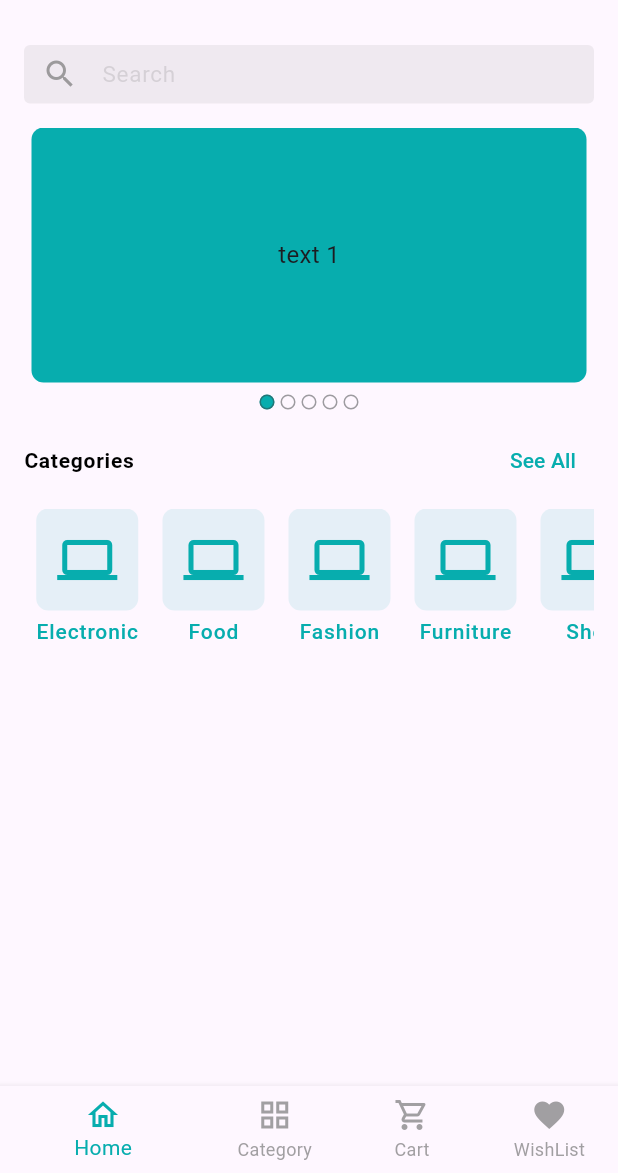
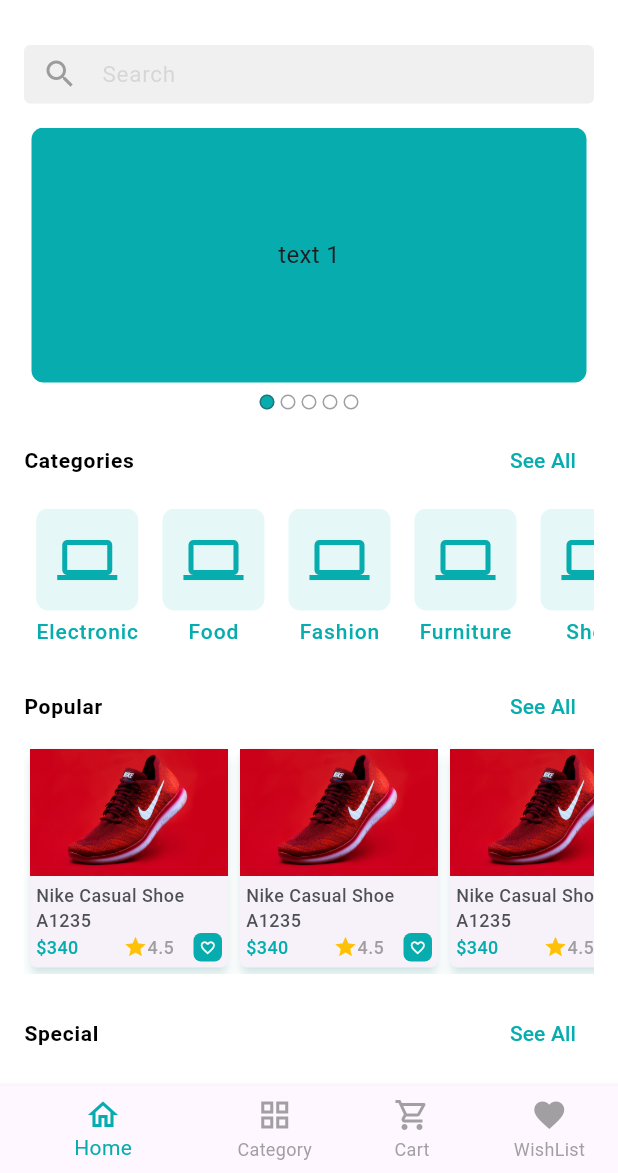
Before and after one commit to mst-zannathi-khatun/CraftyBay, a Flutter app: the screen it shows after launch, on a phone screen of 412 x 824 dp, the part 63-1236 px from its top. Run offline on Flutter 3.47's test engine with Material 3 defaults, Android fonts, the phone set to English and light mode, and no system bars; drawn by our look-alikes of carousel_slider; our stand-ins replace flutter_svg, get, pin_code_fields.

Commit message:
here we added product cart widget and getx bottom navigation bar controller

```diff
--- a/lib/main.dart
+++ b/lib/main.dart
@@ -1,9 +1,9 @@
+import 'package:craftybay/ui/state_managers/bottom_navigation_bar_controller.dart';
 import 'package:flutter/material.dart';
 import 'package:get/get.dart';
-
 import 'ui/screens/splash_screen.dart';
 
-void main(){
+void main() {
   runApp(const CraftyBay());
 }
 
@@ -12,9 +12,27 @@
 
   @override
   Widget build(BuildContext context) {
-    return const GetMaterialApp(
+    return GetMaterialApp(
+      initialBinding: GetXBindings(),
+
       debugShowCheckedModeBanner: false,
-      home: SplashScreen(),
+      home: const SplashScreen(),
+      //darkTheme: ,
+      theme: ThemeData(
+          scaffoldBackgroundColor: Colors.white,
+          appBarTheme: const AppBarTheme(
+              color: Colors.white,
+              elevation: 1,
+              titleTextStyle: TextStyle(
+                color: Colors.black,
+              ))),
     );
   }
 }
+
+class GetXBindings extends Bindings {
+  @override
+  void dependencies() {
+    Get.put(BottomNavigationBarController());
+  }
+}
--- a/lib/ui/screens/bottom_navigationbar_screen.dart
+++ b/lib/ui/screens/bottom_navigationbar_screen.dart
@@ -1,4 +1,6 @@
+import 'package:craftybay/ui/state_managers/bottom_navigation_bar_controller.dart';
 import 'package:flutter/material.dart';
+import 'package:get/get.dart';
 import '../../utils/appcolors.dart';
 import 'cart_screen.dart';
 import 'category_screen.dart';
@@ -7,38 +9,41 @@ import 'wishlist_screen.dart';
 
 class BottomNavigationBarScreen extends StatefulWidget {
   const BottomNavigationBarScreen({super.key});
-
   @override
   State<BottomNavigationBarScreen> createState() =>
       _BottomNavigationBarScreenState();
 }
 
 class _BottomNavigationBarScreenState extends State<BottomNavigationBarScreen> {
+  // final BottomNavigationBarController _navigationBarController =
+  //     Get.put(BottomNavigationBarController());
   final List<Widget> _screen = const [
     HomeScreen(),
     CategoryScreen(),
     CartScreen(),
     WishListScreen(),
   ];
-  int _selectedIndex = 0;
+
+  int selectedIndex = 0;
 
   @override
   Widget build(BuildContext context) {
     return Scaffold(
-        bottomNavigationBar: BottomNavigationBar(
+      body: GetBuilder<BottomNavigationBarController>(builder: (controller) {
+        return _screen[controller.selectedIndex];
+      }),
+      bottomNavigationBar:
+          GetBuilder<BottomNavigationBarController>(builder: (controller) {
+        return BottomNavigationBar(
           onTap: (value) {
             print(value);
-            _selectedIndex = value;
-            setState(() {
-
-            });
+            controller.changeIndex(value);
           },
-          currentIndex: _selectedIndex,
+          currentIndex: controller.selectedIndex,
           selectedItemColor: primaryColor,
           unselectedItemColor: softGreyColor,
           showUnselectedLabels: true,
           elevation: 4,
-
           items: const [
             BottomNavigationBarItem(
                 icon: Icon(Icons.home_outlined), label: "Home"),
@@ -49,8 +54,8 @@ class _BottomNavigationBarScreenState extends State<BottomNavigationBarScreen> {
             BottomNavigationBarItem(
                 icon: Icon(Icons.favorite), label: "WishList"),
           ],
-        ),
-        body: _screen[_selectedIndex]
+        );
+      }),
     );
   }
 }
--- a/lib/ui/screens/category_screen.dart
+++ b/lib/ui/screens/category_screen.dart
@@ -1,4 +1,7 @@
+import 'package:craftybay/widgets/category_card_widget.dart';
 import 'package:flutter/material.dart';
+import 'package:get/get.dart';
+import '../state_managers/bottom_navigation_bar_controller.dart';
 
 class CategoryScreen extends StatefulWidget {
   const CategoryScreen({super.key});
@@ -10,6 +13,21 @@ class CategoryScreen extends StatefulWidget {
 class _CategoryScreenState extends State<CategoryScreen> {
   @override
   Widget build(BuildContext context) {
-    return const Placeholder();
+    return Scaffold(
+      appBar: AppBar(
+        title: const Text("Category"),
+        leading: IconButton(
+            onPressed: () {
+              Get.find<BottomNavigationBarController>().backToHome();
+            },
+            icon: const Icon(Icons.arrow_back_ios)),
+      ),
+      body: GridView.builder(
+          itemCount: 15,
+          gridDelegate: const SliverGridDelegateWithFixedCrossAxisCount(crossAxisCount: 4),
+          itemBuilder: (context, index) {
+            return const CategoryCardWidget(categoryCardTitle: "Dummy");
+          }),
+    );
   }
 }
--- a/lib/ui/screens/home_screen.dart
+++ b/lib/ui/screens/home_screen.dart
@@ -1,10 +1,11 @@
 import 'package:flutter/material.dart';
 import 'package:flutter_svg/flutter_svg.dart';
 import '../../widgets/homewidgets/appbar_iconbutton_widget.dart';
-import '../../widgets/homewidgets/category_card_widget.dart';
+import '../../widgets/category_card_widget.dart';
 import '../../widgets/homewidgets/home_carouselslider_widget.dart';
 import '../../widgets/homewidgets/remarks_title_widget.dart';
 import '../../widgets/homewidgets/search_textfield_widget.dart';
+import '../../widgets/product_cart_widget.dart';
 
 class HomeScreen extends StatefulWidget {
   const HomeScreen({super.key});
@@ -40,6 +41,7 @@ class _HomeScreenState extends State<HomeScreen> {
           )),
       body: Padding(
         padding: const EdgeInsets.all(16),
+        child: SingleChildScrollView(
           child: Column(
             children: [
               const SearchTextFieldWidget(),
@@ -79,7 +81,62 @@ class _HomeScreenState extends State<HomeScreen> {
                   ],
                 ),
               ),
+              const SizedBox(
+                height: 16,
+              ),
+              RemarksTitleWidget(
+                remarkTitleText: "Popular",
+                onTap: () {},
+              ),
+              const SingleChildScrollView(
+                scrollDirection: Axis.horizontal,
+                child: Row(
+                  children: [
+                    ProductCardWidget(),
+                    ProductCardWidget(),
+                    ProductCardWidget(),
+                    ProductCardWidget(),
                   ],
+                ),
+              ),
+              const SizedBox(
+                height: 16,
+              ),
+              RemarksTitleWidget(
+                remarkTitleText: "Special",
+                onTap: () {},
+              ),
+              const SingleChildScrollView(
+                scrollDirection: Axis.horizontal,
+                child: Row(
+                  children: [
+                    ProductCardWidget(),
+                    ProductCardWidget(),
+                    ProductCardWidget(),
+                    ProductCardWidget(),
+                  ],
+                ),
+              ),
+              const SizedBox(
+                height: 16,
+              ),
+              RemarksTitleWidget(
+                remarkTitleText: "New",
+                onTap: () {},
+              ),
+              const SingleChildScrollView(
+                scrollDirection: Axis.horizontal,
+                child: Row(
+                  children: [
+                    ProductCardWidget(),
+                    ProductCardWidget(),
+                    ProductCardWidget(),
+                    ProductCardWidget(),
+                  ],
+                ),
+              )
+            ],
+          ),
         ),
       ),
     );
--- /dev/null
+++ b/lib/ui/state_managers/bottom_navigation_bar_controller.dart
@@ -0,0 +1,17 @@
+
+import 'package:get/get.dart';
+
+class BottomNavigationBarController extends GetxController{
+  int _selectedIndex = 0;
+  int get selectedIndex => _selectedIndex;
+  void changeIndex(int index){
+    _selectedIndex = index;
+    update();
+  }
+  void backToHome(){
+    if(selectedIndex !=0 ){
+      _selectedIndex = 0;
+      update();
+    }
+  }
+}
--- /dev/null
+++ b/lib/widgets/product_cart_widget.dart
@@ -0,0 +1,93 @@
+import 'package:flutter/material.dart';
+import '../utils/appcolors.dart';
+
+class ProductCardWidget extends StatelessWidget {
+  const ProductCardWidget({
+    super.key,
+  });
+
+  @override
+  Widget build(BuildContext context) {
+    return SizedBox(
+      width: 140,
+      child: Card(
+        shape: RoundedRectangleBorder(borderRadius: BorderRadius.circular(5)),
+        // margin: EdgeInsets.zero,
+        elevation: 3,
+        shadowColor: primaryColor.withOpacity(0.3),
+        child: Column(
+          children: [
+            Image.asset(
+              'assets/images/demo_shoe.jpg',
+              width: 140,
+              height: 85,
+              fit: BoxFit.cover,
+            ),
+            Padding(
+              padding: const EdgeInsets.all(4),
+              child: Column(
+                children: [
+                  Text("Nike Casual Shoe A1235",
+                      style: TextStyle(
+                        fontSize: 12,
+                        fontWeight: FontWeight.w500,
+                        letterSpacing: 0.3,
+                        color: greyColor.withOpacity(0.9),
+                      )),
+                  Row(
+                    mainAxisAlignment: MainAxisAlignment.spaceBetween,
+                    children: [
+                      const Text(
+                        '\$340',
+                        style: TextStyle(
+                          fontSize: 12,
+                          fontWeight: FontWeight.w500,
+                          color: primaryColor,
+                        ),
+                      ),
+                      const SizedBox(
+                        width: 4,
+                      ),
+                      const Wrap(
+                        crossAxisAlignment: WrapCrossAlignment.center,
+                        children: [
+                          Icon(
+                            Icons.star,
+                            color: Colors.amber,
+                            size: 16,
+                          ),
+                          Text(
+                            "4.5",
+                            style: TextStyle(
+                              fontSize: 12,
+                              fontWeight: FontWeight.w500,
+                              color: softGreyColor,
+                            ),
+                          ),
+                        ],
+                      ),
+                      Container(
+                        decoration: BoxDecoration(
+                          color: primaryColor,
+                          borderRadius: BorderRadius.circular(5),
+                        ),
+                        child: const Padding(
+                          padding: EdgeInsets.all(4),
+                          child: Icon(
+                            Icons.favorite_border,
+                            size: 11,
+                            color: Colors.white,
+                          ),
+                        ),
+                      )
+                    ],
+                  ),
+                ],
+              ),
+            ),
+          ],
+        ),
+      ),
+    );
+  }
+}
```
Also changed, not shown: lib/widgets/category_card_widget.dart (renamed from lib/widgets/homewidgets/category_card_widget.dart, +6 -4 lines), assets/images/demo_shoe.jpg (added). Lines whose indentation alone changed are shown as unchanged.
